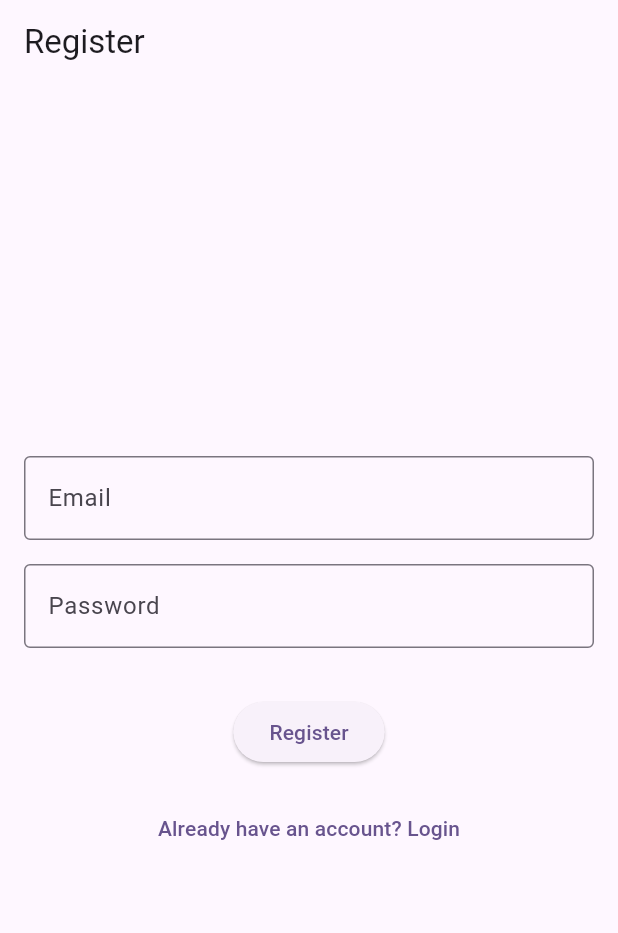
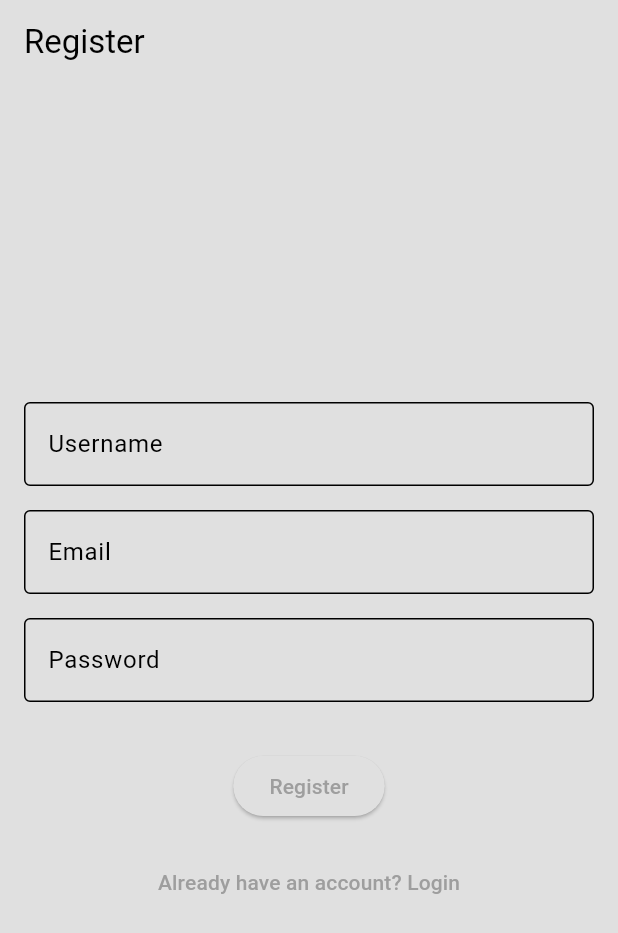
Before and after one commit to Kakaiii21/Moodify, a Flutter app: the screen it shows after launch, after a tap on "Login", after a tap on "Don't have an account? Register", on a phone screen of 412 x 824 dp. Shown: the top 933 px of the screen. Run offline on Flutter 3.47's test engine with Material 3 defaults, Android fonts, the phone set to English and light mode, and no system bars; our stand-ins replace firebase_auth, firebase_core, go_router, google_nav_bar, on_audio_query, permission_handler; accounts and stored records are empty; network calls fail.

```diff
--- a/lib/firebase/auth_service.dart
+++ b/lib/firebase/auth_service.dart
@@ -6,6 +6,9 @@ class AuthService with ChangeNotifier {
 
   // Stream of authentication state
   Stream<User?> get authStateChanges => _auth.authStateChanges();
+
+  // Current logged-in user
+  User? get currentUser => _auth.currentUser;
 
   // Sign in with email and password
   Future<User?> signInWithEmailAndPassword(
--- a/lib/firebase/registration.dart
+++ b/lib/firebase/registration.dart
@@ -12,6 +12,7 @@ class RegistrationPage extends StatefulWidget {
 }
 
 class _RegistrationPageState extends State<RegistrationPage> {
+  final _usernameController = TextEditingController();
   final _emailController = TextEditingController();
   final _passwordController = TextEditingController();
   bool _loading = false;
@@ -29,12 +30,18 @@ class _RegistrationPageState extends State<RegistrationPage> {
       _passwordController.text.trim(),
     );
 
+    if (user != null) {
+      // Update the display name (username)
+      await user.updateDisplayName(_usernameController.text.trim());
+      await user.reload(); // reload user to apply displayName changes
+    }
+
     setState(() => _loading = false);
 
     if (user == null) {
       setState(() => _error = "Registration failed. Please try again.");
     } else {
-      context.go('/home'); // ✅ go to home after successful registration
+      context.go('/home');
     }
   }
 
@@ -47,6 +54,16 @@ class _RegistrationPageState extends State<RegistrationPage> {
         child: Column(
           mainAxisAlignment: MainAxisAlignment.center,
           children: [
+            // Username input
+            TextField(
+              controller: _usernameController,
+              decoration: const InputDecoration(
+                labelText: "Username",
+                border: OutlineInputBorder(),
+              ),
+            ),
+            const SizedBox(height: 16),
+
             // Email input
             TextField(
               controller: _emailController,
@@ -88,7 +105,7 @@ class _RegistrationPageState extends State<RegistrationPage> {
             // Back to login
             TextButton(
               onPressed: () {
-                context.go('/login'); // ✅ always goes to LoginPage
+                context.go('/login');
               },
               child: const Text("Already have an account? Login"),
             ),
--- a/lib/main.dart
+++ b/lib/main.dart
@@ -1,5 +1,6 @@
 import 'package:firebase_core/firebase_core.dart';
 import 'package:flutter/material.dart';
+import 'package:flutter/services.dart';
 import 'package:go_router/go_router.dart';
 import 'package:moodify/firebase/auth_gate.dart';
 import 'package:moodify/firebase/auth_service.dart';
@@ -7,12 +8,24 @@ import 'package:moodify/firebase/home_page.dart';
 import 'package:moodify/firebase/login_page.dart';
 import 'package:moodify/firebase/registration.dart';
 import 'package:moodify/firebase_options.dart';
+import 'package:moodify/theme/theme_provider.dart';
 import 'package:provider/provider.dart';
 
 void main() async {
   WidgetsFlutterBinding.ensureInitialized();
   await Firebase.initializeApp(options: DefaultFirebaseOptions.currentPlatform);
-  runApp(const MyApp());
+  SystemChrome.setSystemUIOverlayStyle(
+    SystemUiOverlayStyle(
+      statusBarColor: Colors.transparent, // make status bar transparent
+      statusBarIconBrightness: Brightness.light,
+    ),
+  );
+  runApp(
+    MultiProvider(
+      providers: [ChangeNotifierProvider(create: (context) => ThemeProvider())],
+      child: const MyApp(),
+    ),
+  );
 }
 
 // Router setup
@@ -47,10 +60,8 @@ class _MyAppState extends State<MyApp> {
       create: (context) => AuthService(),
       child: MaterialApp.router(
         title: 'Flutter Demo',
-        theme: ThemeData(
-          colorScheme: ColorScheme.fromSeed(seedColor: Colors.deepPurple),
-          useMaterial3: true,
-        ),
+        theme: Provider.of<ThemeProvider>(context).themeData,
+        debugShowCheckedModeBanner: false,
         routerConfig: _router,
       ),
     );
--- /dev/null
+++ b/lib/theme/darkTheme.dart
@@ -0,0 +1,10 @@
+import 'package:flutter/material.dart';
+
+ThemeData darkTheme = ThemeData(
+  colorScheme: ColorScheme.dark(
+    primary: Colors.black,
+    surface: Colors.grey.shade600,
+    secondaryContainer: Color.fromRGBO(15, 15, 15, 1),
+    inversePrimary: Colors.grey.shade300,
+  ),
+);
--- /dev/null
+++ b/lib/theme/lightTheme.dart
@@ -0,0 +1,10 @@
+import 'package:flutter/material.dart';
+
+ThemeData lightTheme = ThemeData(
+  colorScheme: ColorScheme.light(
+    primary: Colors.grey.shade500,
+    surface: Colors.grey.shade300,
+    secondaryContainer: Colors.grey.shade200,
+    inversePrimary: Colors.grey.shade900,
+  ),
+);
--- /dev/null
+++ b/lib/theme/theme_provider.dart
@@ -0,0 +1,25 @@
+import 'package:flutter/material.dart';
+import 'package:moodify/theme/darkTheme.dart';
+import 'package:moodify/theme/lightTheme.dart';
+
+class ThemeProvider extends ChangeNotifier {
+  ThemeData _themeData = lightTheme;
+
+  ThemeData get themeData => _themeData;
+
+  bool get isDarkMode => _themeData == darkTheme;
+
+  set themeData(ThemeData themeData) {
+    _themeData = themeData;
+
+    notifyListeners();
+  }
+
+  void toggleTheme() {
+    if (_themeData == lightTheme) {
+      themeData = darkTheme;
+    } else {
+      themeData = lightTheme;
+    }
+  }
+}
```
Also changed, not shown: lib/firebase/home_page.dart (+67 -33 lines), lib/pages/music.dart (added, +84 -0 lines), lib/pages/settings.dart (added, +144 -0 lines), pubspec.yaml (+5 -2 lines), assets/images/cover.png (added), assets/images/profile.png (added), lib/pages/diary.dart (added), lib/pages/weather.dart (added), pubspec.lock, 6 other files.
